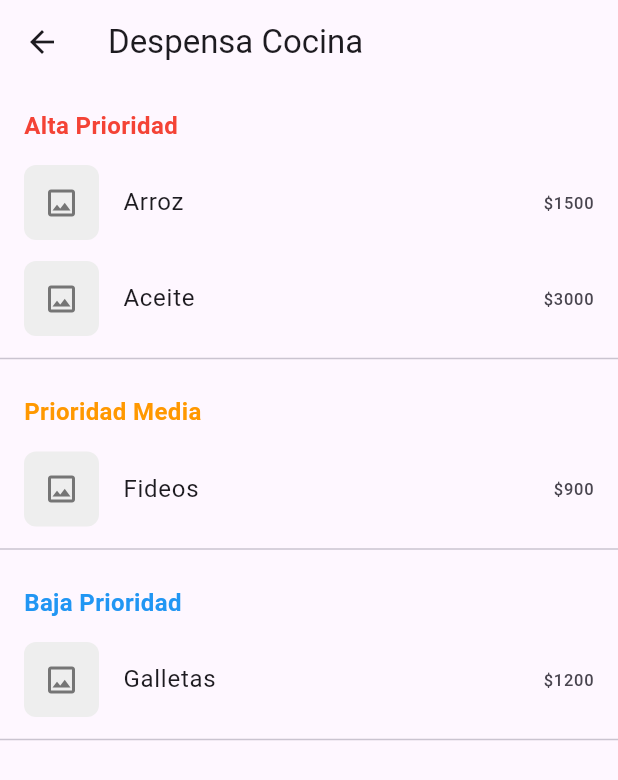
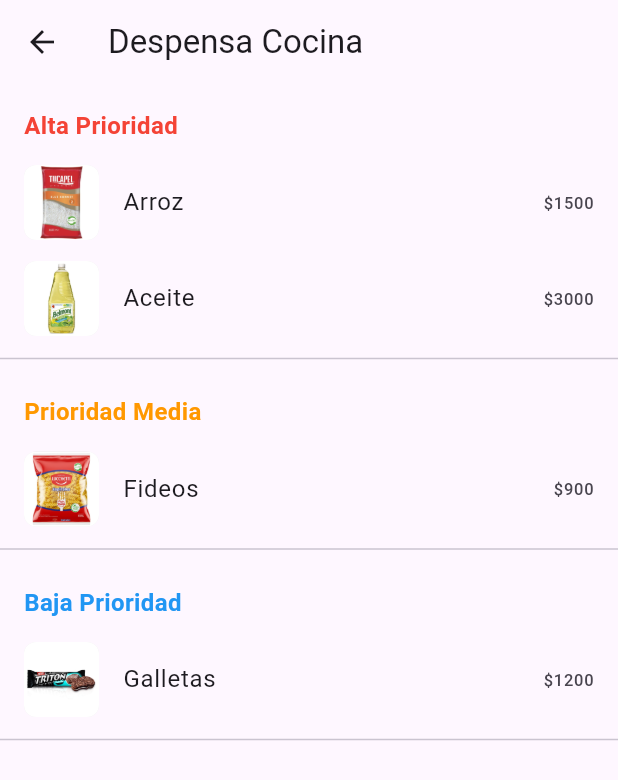
Before and after one commit to Drakz0n/TuDespensa, a Flutter app: the InventoryScreen screen opened directly, after a tap on "Despensa Cocina", on a phone screen of 412 x 824 dp. Shown: the top 780 px of the screen. Run offline on Flutter 3.47's test engine with Material 3 defaults, Android fonts, the light colour scheme and no system bars.

Commit message:
- Implementacion de imagenes para los productos y se refactorizo el pantry y inventory para que puedan manejar las imagenes

```diff
--- a/lib/screens/inventory_screen.dart
+++ b/lib/screens/inventory_screen.dart
@@ -48,10 +48,34 @@ class InventoryScreen extends StatelessWidget {
                 id: pantry.id,
                 name: pantry.name,
                 products: [
-                  Product(id: '1', name: 'Arroz', price: 1500, priority: PriorityLevel.high),
-                  Product(id: '2', name: 'Aceite', price: 3000, priority: PriorityLevel.high),
-                  Product(id: '3', name: 'Fideos', price: 900, priority: PriorityLevel.medium),
-                  Product(id: '4', name: 'Galletas', price: 1200, priority: PriorityLevel.low),
+                  Product(
+                    id: '1',
+                    name: 'Arroz',
+                    price: 1500,
+                    priority: PriorityLevel.high,
+                    ImagePath: 'assets/images/Arroz.png'
+                  ),
+                  Product(
+                    id: '2',
+                    name: 'Aceite',
+                    price: 3000,
+                    priority: PriorityLevel.high,
+                    ImagePath: 'assets/images/Aceite.png'
+                  ),
+                  Product(
+                    id: '3',
+                    name: 'Fideos',
+                    price: 900,
+                    priority: PriorityLevel.medium,
+                    ImagePath: 'assets/images/Fideos.png'
+                  ),
+                  Product(
+                    id: '4',
+                    name: 'Galletas',
+                    price: 1200,
+                    priority: PriorityLevel.low,
+                    ImagePath: 'assets/images/Galletas.png'
+                  ),
                 ],
               );
 
--- a/lib/screens/pantry_details_screen.dart
+++ b/lib/screens/pantry_details_screen.dart
@@ -45,9 +45,15 @@ class PantryDetailsScreen extends StatelessWidget {
             color: Colors.grey[200],
             borderRadius: BorderRadius.circular(8),
           ),
-            child: Icon(
-              Icons.image_outlined,
-              color: Colors.grey[600],
+          child: ClipRRect(
+            borderRadius: BorderRadius.circular(8),
+            child: product.ImagePath != null
+                ? Image.asset(
+                    product.ImagePath!,
+                    fit: BoxFit.cover,
+                    errorBuilder: (context, error, stackTrace) => const Icon(Icons.broken_image),
+                  )
+                : const Icon(Icons.image_outlined),
               ),
             ),
           title: Text(product.name),
```
Also changed, not shown: assets/images/Aceite.png (added), assets/images/Arroz.png (added), assets/images/CarneMolidaCongelada.png (added), assets/images/Fideos.png (added), assets/images/Galletas.png (added), assets/images/LemonStone.png (added), assets/images/PapasDuquesasCongeladas.png (added). Lines whose indentation alone changed are shown as unchanged.
